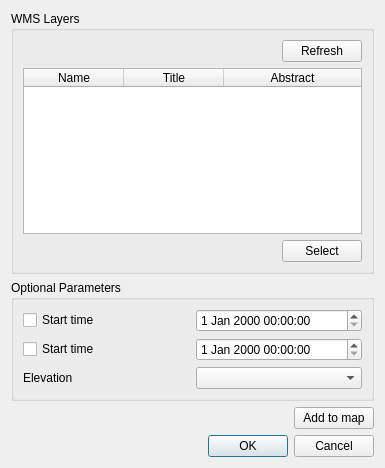
GispoCoding/FMI2QGIS, file FMI2QGIS/resources/ui/wms_dialog.ui: the form before one commit.
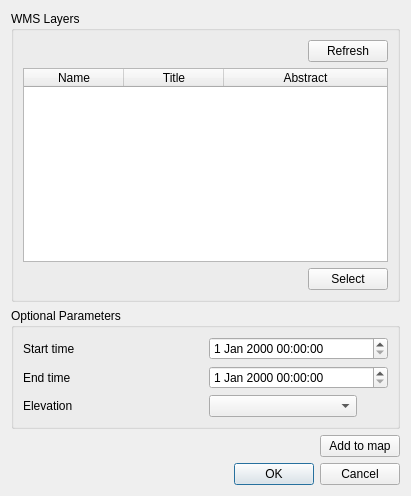
The form after the commit. Custom widgets are drawn as their Qt base class.

Commit message: #20: Improve dialog and save elevation units

Diff of the .ui file:
```diff
--- a/FMI2QGIS/resources/ui/wms_dialog.ui
+++ b/FMI2QGIS/resources/ui/wms_dialog.ui
@@ -9,8 +9,8 @@
             <rect>
                 <x>0</x>
                 <y>0</y>
-                <width>385</width>
-                <height>468</height>
+    <width>411</width>
+    <height>496</height>
             </rect>
         </property>
         <property name="windowTitle">
@@ -127,36 +127,53 @@
                             <layout class="QVBoxLayout" name="verticalLayout_2">
                                 <item>
                                     <layout class="QGridLayout" name="gridLayout">
-                                        <item row="1" column="1">
-                                            <widget class="QgsDateTimeEdit" name="date_time_end"/>
-                                        </item>
-                                        <item row="1" column="0">
-                                            <widget class="QCheckBox" name="cb_end_time">
-                                                <property name="text">
-                                                    <string>Start time</string>
-                                                </property>
-                                            </widget>
-                                        </item>
-                                        <item row="0" column="1">
-                                            <widget class="QgsDateTimeEdit" name="date_time_start"/>
-                                        </item>
-                                        <item row="0" column="0">
-                                            <widget class="QCheckBox" name="cb_start_time">
-                                                <property name="text">
-                                                    <string>Start time</string>
-                                                </property>
-                                            </widget>
-                                        </item>
                                         <item row="2" column="1">
-                                            <widget class="QComboBox" name="combo_box_elevation"/>
-                                        </item>
-                                        <item row="2" column="0">
                                             <widget class="QLabel" name="label">
                                                 <property name="text">
                                                     <string>Elevation</string>
                                                 </property>
                                             </widget>
                                         </item>
+          <item row="1" column="2">
+           <widget class="QgsDateTimeEdit" name="date_time_end"/>
+          </item>
+          <item row="1" column="1">
+           <widget class="QLabel" name="label_3">
+            <property name="text">
+             <string>End time</string>
+            </property>
+           </widget>
+          </item>
+          <item row="0" column="2">
+           <widget class="QgsDateTimeEdit" name="date_time_start"/>
+          </item>
+          <item row="0" column="1">
+           <widget class="QLabel" name="label_2">
+            <property name="text">
+             <string>Start time</string>
+            </property>
+           </widget>
+          </item>
+          <item row="2" column="2">
+           <layout class="QHBoxLayout" name="horizontalLayout_5">
+            <item>
+             <widget class="QComboBox" name="combo_box_elevation"/>
+            </item>
+            <item>
+             <widget class="QLabel" name="label_elevation_units">
+              <property name="maximumSize">
+               <size>
+                <width>25</width>
+                <height>16777215</height>
+               </size>
+              </property>
+              <property name="text">
+               <string/>
+              </property>
+             </widget>
+            </item>
+           </layout>
+          </item>
                                     </layout>
                                 </item>
                             </layout>
```
Lines whose indentation alone changed are shown as unchanged. The commit also changes 3 other files.
